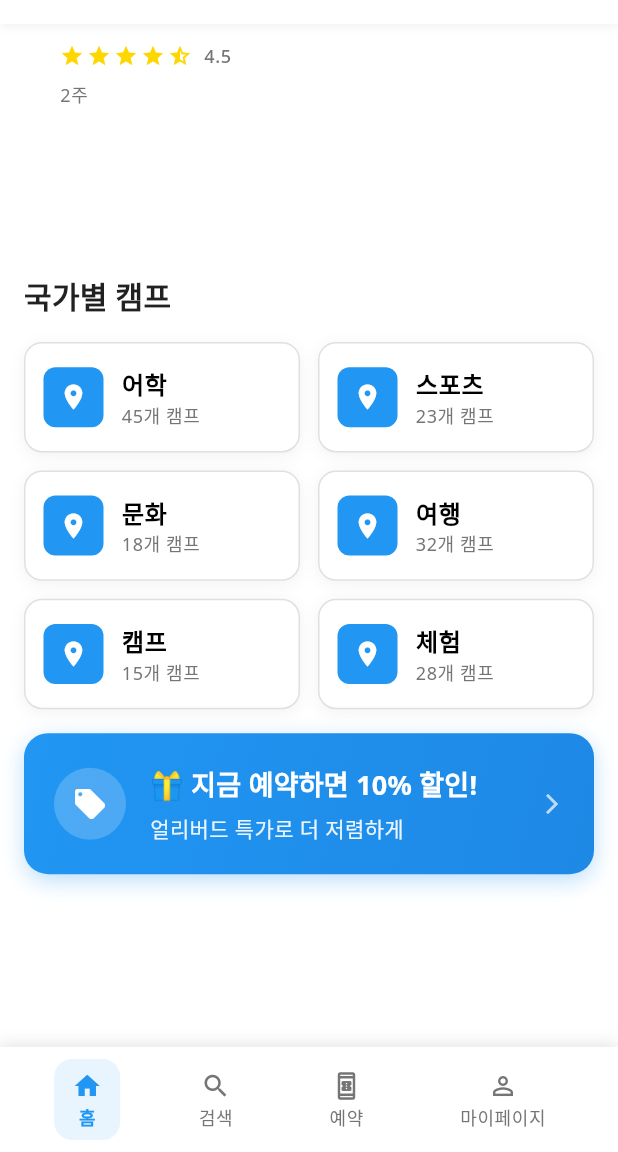
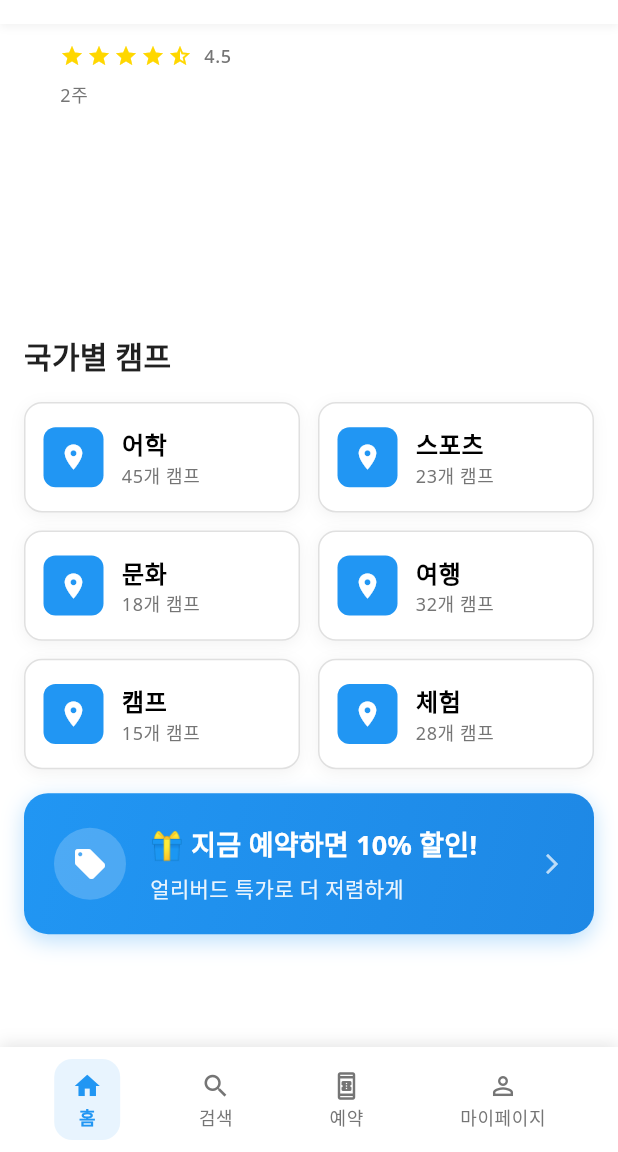
Before and after one commit to LatisAhn/edu-mart, a Flutter app: the screen it shows after launch, scrolled down 1031 dp, on a phone screen of 412 x 824 dp, the part 84-1236 px from its top. Run offline on Flutter 3.47's test engine with Material 3 defaults, Android fonts, the phone set to English and light mode, and no system bars; our stand-ins replace cached_network_image, connectivity_plus, google_fonts, shared_preferences, shimmer; accounts and stored records are empty; network calls fail.

Commit message:
Increase spacing between AI Recommended Camps and Country Categories to 200px

```diff
--- a/lib/features/home/presentation/pages/home_page.dart
+++ b/lib/features/home/presentation/pages/home_page.dart
@@ -61,7 +61,7 @@ class _HomePageState extends State<HomePage> with TickerProviderStateMixin {
                     children: [
                       _buildHeroBanner(context),
                       _buildRecommendedSection(context),
-                      const SizedBox(height: 160), // AI 추천 캠프와 국가별 캠프 사이 간격
+                      const SizedBox(height: 200), // AI 추천 캠프와 국가별 캠프 사이 간격
                       _buildCategorySection(context),
                       _buildCampListSection(context),
                       _buildPromotionBanner(context),
```
Also changed, not shown: 3 other files.
